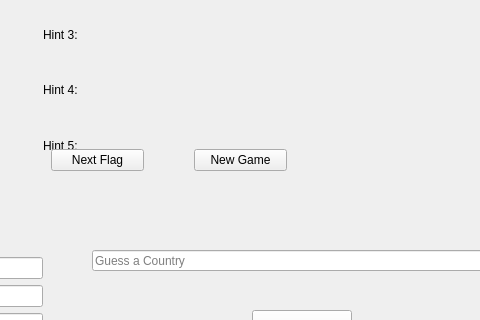
This is gamewindow.ui in jesseandringa/FlagApp as Qt 5 draws it before an edit; both pictures show x 268 to 748 and y 250 to 570 of the 899 by 687 pixel window. The edited form follows.
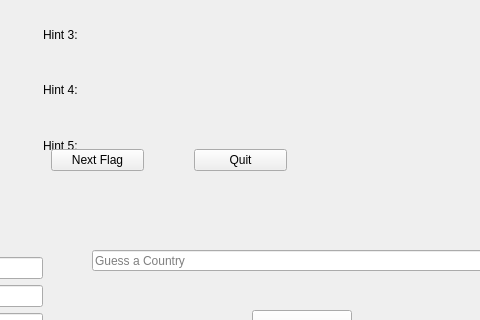
This is the edited form.

Commit message: Changed `new game` button in the win screen to a `quit` button.

The edit to the form file:
```diff
--- a/gamewindow.ui
+++ b/gamewindow.ui
@@ -485,7 +485,7 @@
      <item>
       <widget class="QPushButton" name="newGame">
        <property name="text">
-        <string>New Game</string>
+        <string>Quit</string>
        </property>
       </widget>
      </item>
```
Left out of the diff: 2 changed lines with no effect on the pictures. The commit also changes 2 other files.
